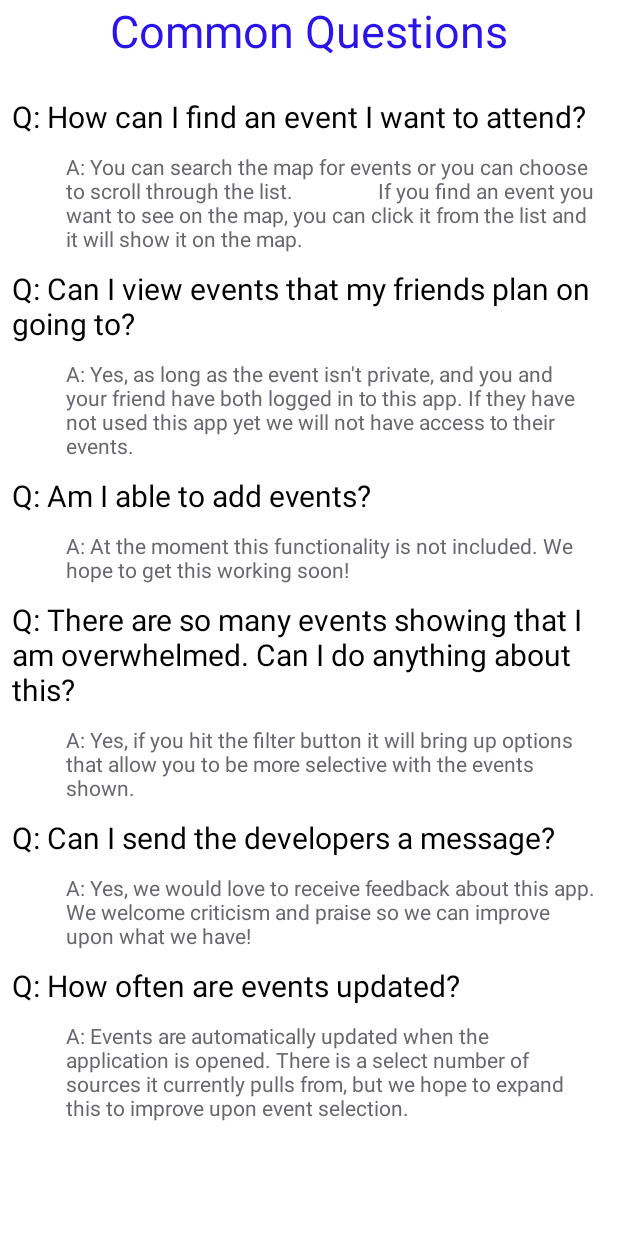
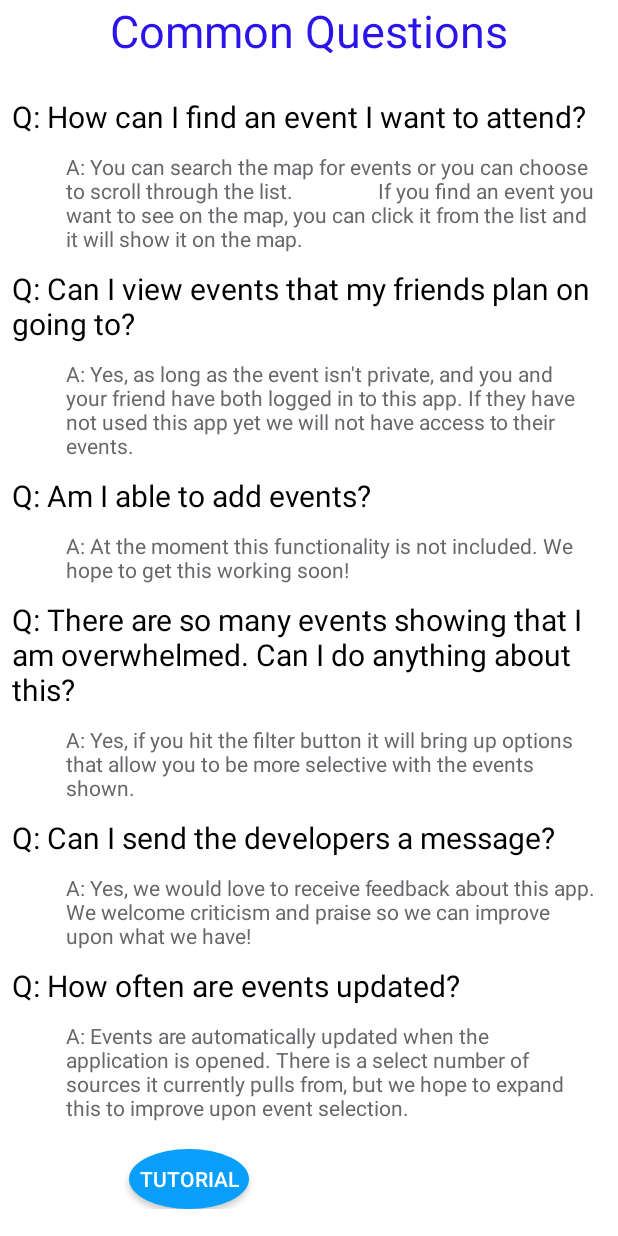
Before and after one commit to xMallred/Maple, an Android app: the HelpActivity screen opened directly, with no data from a screen before it, on a phone screen of 412 x 824 dp. Run offline under Robolectric (Android 15) with nearby library versions, the phone set to English and light mode, and no system bars.

Commit message:
tutorial help

```diff
--- a/app/src/main/res/layout/activity_help.xml
+++ b/app/src/main/res/layout/activity_help.xml
@@ -146,6 +146,18 @@ tools:context=".HelpActivity">
             android:padding="8dip"
             android:text="A: Events are automatically updated when the application is opened. There is a select number of sources it currently pulls from, but we hope to expand this to improve upon event selection." />
 
+        <Button
+            android:id="@+id/helpBtn"
+            android:onClick="tutorial"
+            android:layout_width="80dp"
+            android:layout_height="40dp"
+            android:layout_alignStart="@id/fdbkBtn"
+            android:layout_alignParentTop="true"
+            android:layout_marginTop="10dp"
+            android:layout_marginLeft="80dp"
+            android:background="@drawable/round_button"
+            android:text="Tutorial"
+            android:textColor="#fff" />
     </LinearLayout>
 </ScrollView>
 </LinearLayout>
--- a/app/src/main/res/values/strings.xml
+++ b/app/src/main/res/values/strings.xml
@@ -82,8 +82,8 @@
 
     <string name="title_activity_help">HelpActivity</string>
 
-    <string name = "Intro">"Welcome To Maple our app...(info about our app and what it does then we can add a statement here about
-    how our app is meant to be used and what it can bring?)</string>
+    <string name = "Intro">"Welcome To Maple our app. This application is here to make planning events around you faster and easier than ever! This product is to show current and future events near your location,you can filter and see the details to such events on the map itself. This appplication will need access to your location
+    to be able to let you know about events around you. Please use this application as intended to continue please agree and tap next.</string>
     <string name="check_to_pass">I accept terms and conditions.</string>
     <string name="error_message">Please Accept to Continue</string>
 
```
Also changed, not shown: app/src/main/java/com/maple/mallr/mongo/HelpActivity.java (+9 -0 lines).
